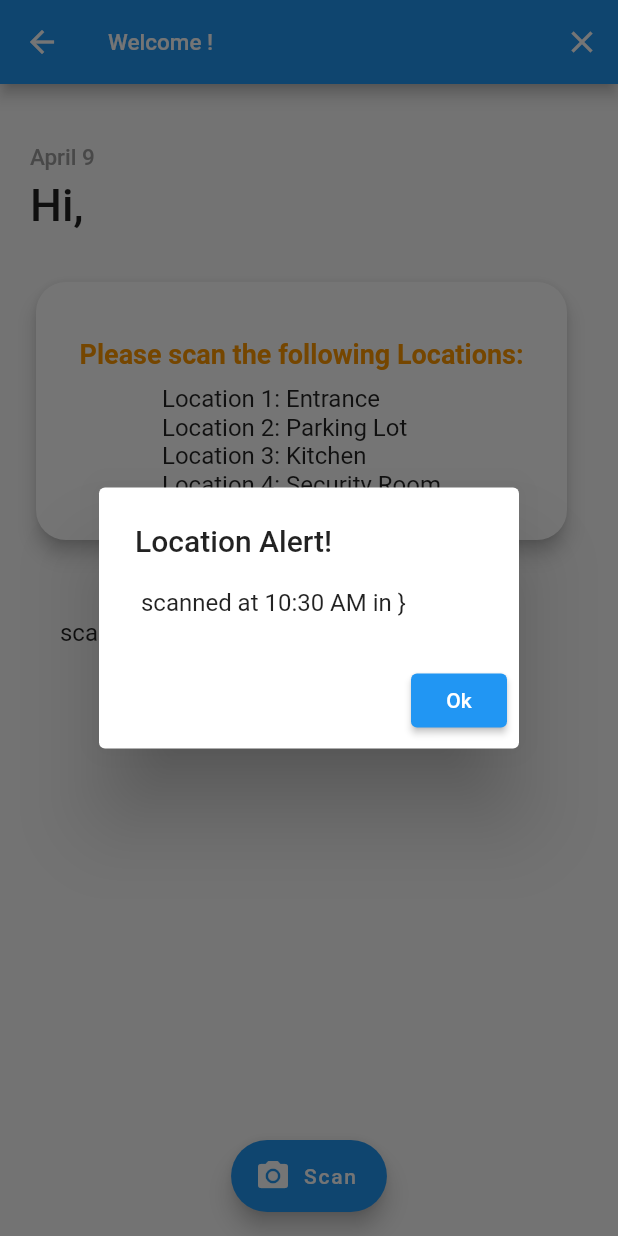
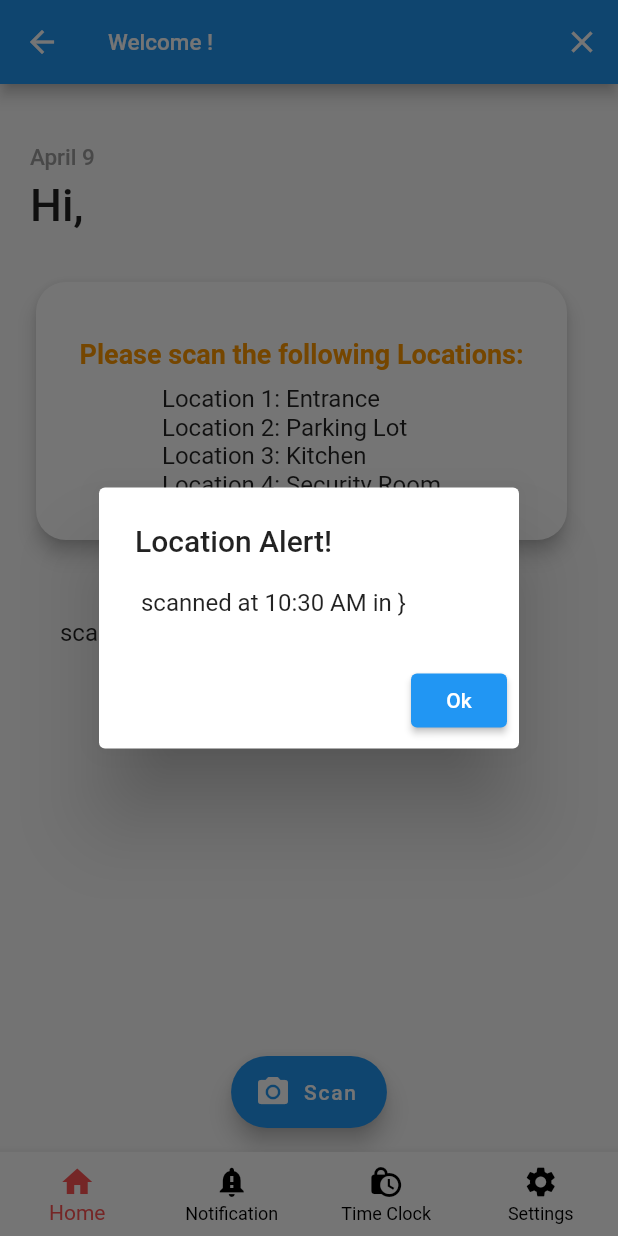
Before and after one commit to andres-alba/alba-security, a Flutter app: the HomeScreen screen opened by its route, after a tap on "Scan", on a phone screen of 412 x 824 dp. Run offline on Flutter 3.47's test engine with Material 2 defaults, Android fonts, the phone set to English and light mode, and no system bars; our stand-ins replace animated_text_kit, cloud_firestore, firebase_auth, firebase_core, geolocator, get and 2 more; missing offline and left inert: barcode_scan, geocoder; accounts and stored records are empty.

```diff
--- /dev/null
+++ b/lib/controllers/HomeController.dart
@@ -0,0 +1,10 @@
+import 'package:get/get.dart';
+
+class HomeController extends GetxController {
+  var tabIndex = 0;
+
+  void changeTabIndex(int index) {
+    tabIndex = index;
+    update();
+  }
+}
--- a/lib/main.dart
+++ b/lib/main.dart
@@ -6,10 +6,14 @@ import 'package:alba_security/screens/scan_screen.dart';
 import 'package:alba_security/screens/home.dart';
 import 'package:alba_security/screens/admin_screen.dart';
 import 'package:firebase_core/firebase_core.dart';
+import 'package:get/get.dart';
+import 'controllers/HomeController.dart';
 
 void main() async {
   WidgetsFlutterBinding.ensureInitialized();
   await Firebase.initializeApp();
+
+  Get.lazyPut<HomeController>(() => HomeController());
   runApp(MyApp());
 }
 
--- /dev/null
+++ b/lib/screens/category_screen.dart
@@ -0,0 +1,52 @@
+import 'package:flutter/material.dart';
+import 'package:get/get.dart';
+import 'package:alba_security/controllers/HomeController.dart';
+import 'scan_screen.dart';
+
+class CategoryScreen extends StatelessWidget {
+  @override
+  Widget build(BuildContext context) {
+    return GetBuilder<HomeController>(builder: (controller) {
+      return Scaffold(
+        body: SafeArea(
+          child: IndexedStack(
+            index: controller.tabIndex,
+            children: [
+              ScanScreen(),
+              ScanScreen(),
+              ScanScreen(),
+              ScanScreen(),
+            ],
+          ),
+        ),
+        bottomNavigationBar: BottomNavigationBar(
+          unselectedItemColor: Colors.black,
+          selectedItemColor: Colors.redAccent,
+          onTap: controller.changeTabIndex,
+          currentIndex: controller.tabIndex,
+          type: BottomNavigationBarType.fixed,
+          backgroundColor: Colors.white,
+          elevation: 5,
+          items: [
+            BottomNavigationBarItem(
+              icon: Icon(Icons.home),
+              label: 'Home',
+            ),
+            BottomNavigationBarItem(
+              icon: Icon(Icons.notification_important),
+              label: 'Notification',
+            ),
+            BottomNavigationBarItem(
+              icon: Icon(Icons.lock_clock),
+              label: 'Time Clock',
+            ),
+            BottomNavigationBarItem(
+              icon: Icon(Icons.settings),
+              label: 'Settings',
+            ),
+          ],
+        ),
+      );
+    });
+  }
+}
--- a/lib/screens/home.dart
+++ b/lib/screens/home.dart
@@ -1,5 +1,6 @@
 import 'package:flutter/material.dart';
 import 'package:firebase_auth/firebase_auth.dart';
+import 'category_screen.dart';
 import 'login_screen.dart';
 import 'profile_screen.dart';
 import 'scan_screen.dart';
@@ -39,7 +40,6 @@ class _HomeScreenState extends State<HomeScreen> {
   }
 
   @override
-  @override
   Widget build(BuildContext context) {
     return Scaffold(
       appBar: AppBar(
@@ -71,7 +71,7 @@ class _HomeScreenState extends State<HomeScreen> {
           if (userData['role'] == 'admin') {
             return AdminScreen();
           }
-          return ScanScreen();
+          return CategoryScreen();
         },
       ),
     );
--- a/pubspec.yaml
+++ b/pubspec.yaml
@@ -21,9 +21,9 @@ environment:
   sdk: ">=2.7.0 <3.0.0"
 
 dependencies:
+  get: ^3.12.1
   geocoder: ^0.2.1
   geolocator: ^3.0.1
-  provider: ^4.0.4
   intl: ^0.16.1
   barcode_scan: ^1.0.0
   modal_progress_hud: ^0.1.3
```
Also changed, not shown: pubspec.lock.
